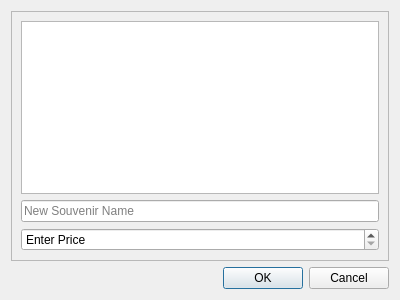
This is Baseball-Itinerary-Program/addsouvdialog.ui in xavierliancw/Based-Itinerary as Qt 5 draws it before an edit. The edited form follows.
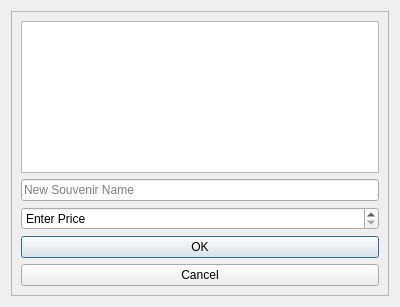
This is the edited form.

Patch:
```diff
--- a/Baseball-Itinerary-Program/addsouvdialog.ui
+++ b/Baseball-Itinerary-Program/addsouvdialog.ui
@@ -7,7 +7,7 @@
     <x>0</x>
     <y>0</y>
     <width>400</width>
-    <height>300</height>
+    <height>307</height>
    </rect>
   </property>
   <property name="windowTitle">
@@ -59,19 +59,23 @@
         </property>
        </widget>
       </item>
+      <item>
+       <widget class="QPushButton" name="okBtn">
+        <property name="text">
+         <string>OK</string>
+        </property>
+       </widget>
+      </item>
+      <item>
+       <widget class="QPushButton" name="cancelBtn">
+        <property name="text">
+         <string>Cancel</string>
+        </property>
+       </widget>
+      </item>
      </layout>
     </widget>
    </item>
-   <item>
-    <widget class="QDialogButtonBox" name="buttonBox">
-     <property name="orientation">
-      <enum>Qt::Horizontal</enum>
-     </property>
-     <property name="standardButtons">
-      <set>QDialogButtonBox::Cancel|QDialogButtonBox::Ok</set>
-     </property>
-    </widget>
-   </item>
   </layout>
  </widget>
  <resources/>
```
Left out of the diff: 35 changed lines with no effect on the pictures.
